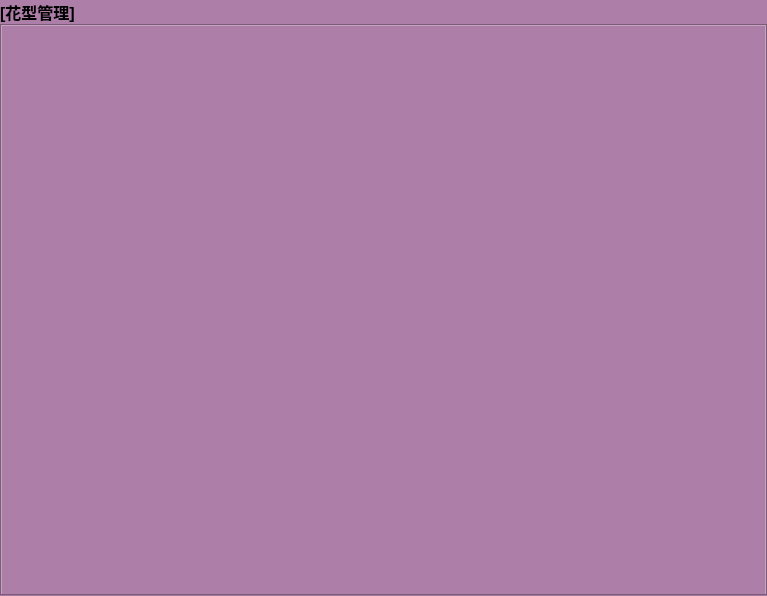
Qt form frm/Frm_patternManage.ui (lvxiaowei/linux_lcCode) before a commit.
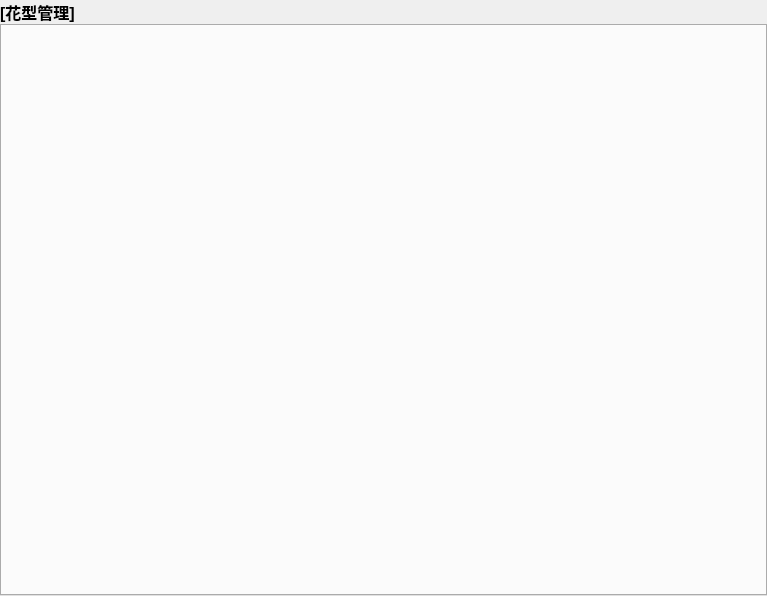
The same form after that commit.

```diff
--- a/frm/Frm_patternManage.ui
+++ b/frm/Frm_patternManage.ui
@@ -14,7 +14,7 @@
    <string>Form</string>
   </property>
   <property name="styleSheet">
-   <string notr="true">background-color: rgb(173, 127, 168);</string>
+   <string notr="true"/>
   </property>
   <layout class="QGridLayout" name="m_layYf">
    <property name="leftMargin">
@@ -479,7 +479,11 @@
         <number>0</number>
        </property>
        <item row="0" column="0">
-        <widget class="QTabWidget" name="m_tabYF"/>
+        <widget class="QTabWidget" name="m_tabYF">
+         <property name="styleSheet">
+          <string notr="true"/>
+         </property>
+        </widget>
        </item>
       </layout>
      </widget>
```
